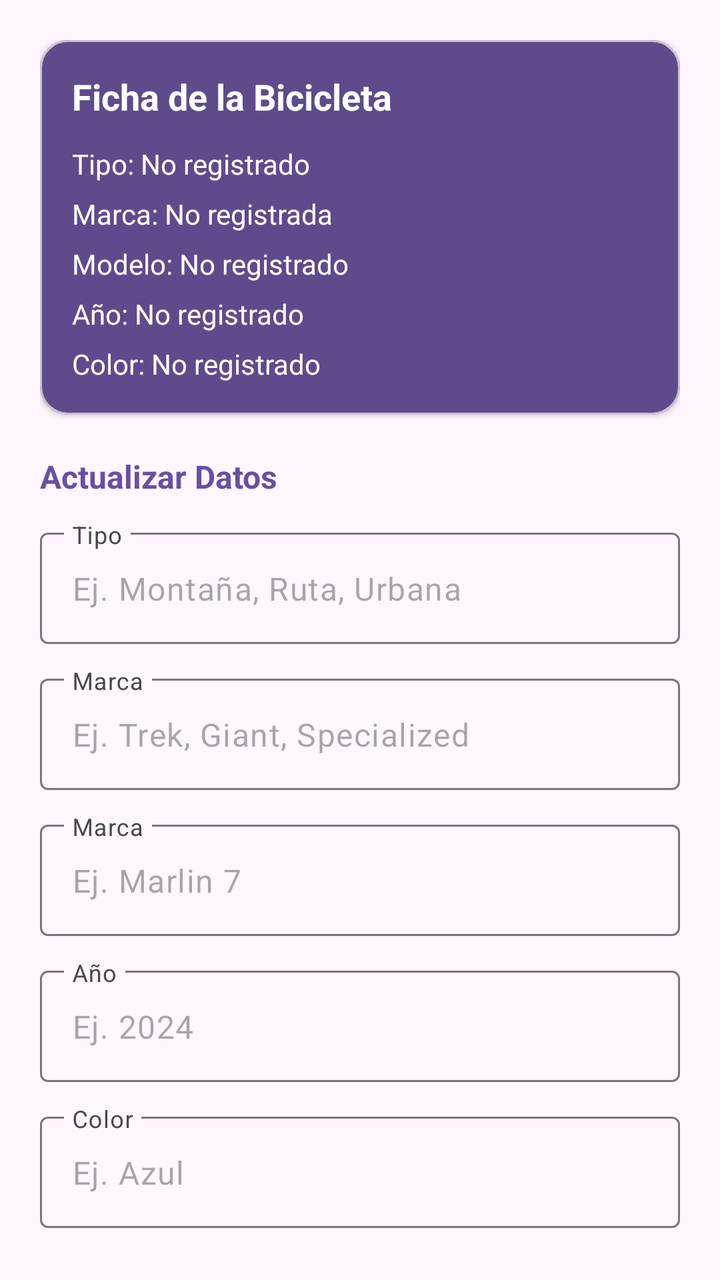
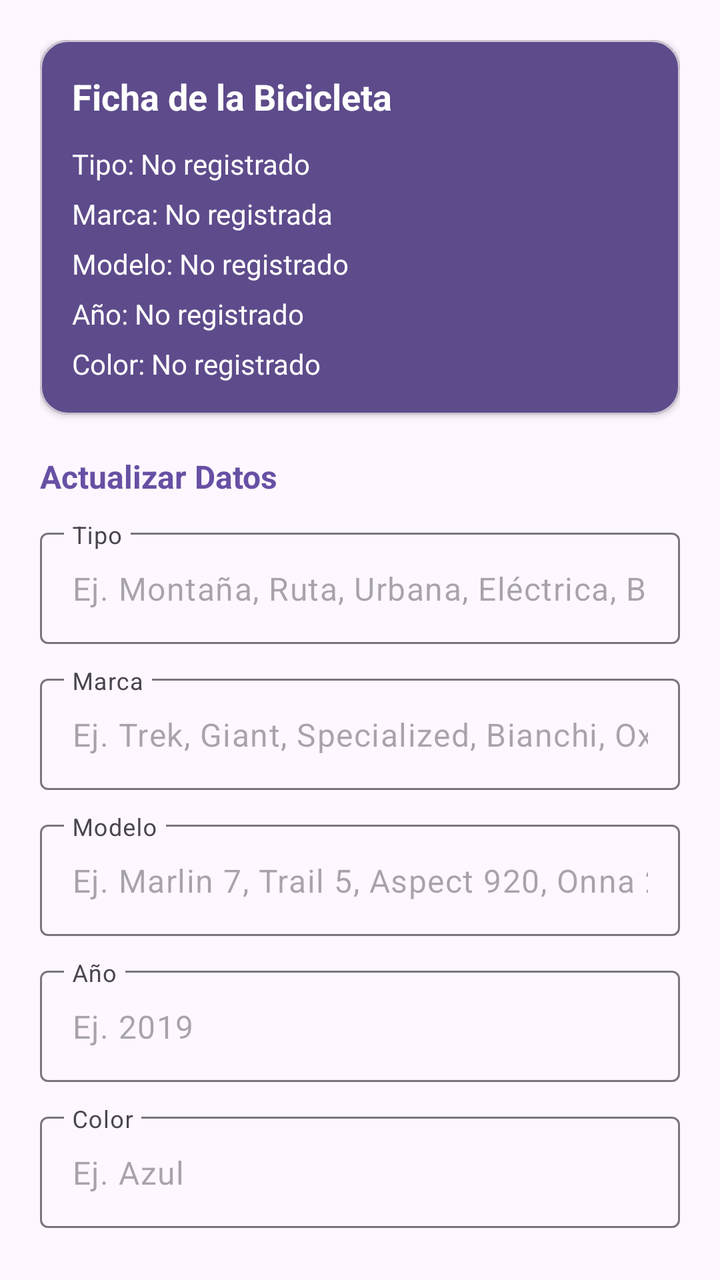

Before-and-after screenshots of an Android layout around one commit, followed by the original layout XML and the change that was made.
<!-- AndroidManifest.xml: application theme Theme.BikeLight -->
<!-- res/layout/fragment_bicicleta.xml -->
<?xml version="1.0" encoding="utf-8"?>
<androidx.core.widget.NestedScrollView
    xmlns:android="http://schemas.android.com/apk/res/android"
    xmlns:app="http://schemas.android.com/apk/res-auto"
    android:layout_width="match_parent"
    android:layout_height="match_parent"
    android:fillViewport="true"
    android:clipToPadding="false"
    android:padding="20dp">

    <LinearLayout
        android:layout_width="match_parent"
        android:layout_height="wrap_content"
        android:orientation="vertical">

        <com.google.android.material.card.MaterialCardView
            android:id="@+id/cardFichaBicicleta"
            android:layout_width="match_parent"
            android:layout_height="wrap_content"
            android:layout_marginBottom="20dp"
            app:cardCornerRadius="14dp"
            app:cardElevation="2dp"
            app:cardBackgroundColor="@color/bikelight_card" >

            <LinearLayout
                android:layout_width="match_parent"
                android:layout_height="wrap_content"
                android:orientation="vertical"
                android:padding="16dp">

                <TextView
                    android:layout_width="wrap_content"
                    android:layout_height="wrap_content"
                    android:text="Ficha de la Bicicleta"
                    android:textSize="18sp"
                    android:textStyle="bold"
                    android:textColor="@color/white"
                    android:layout_marginBottom="12dp" />

                <TextView
                    android:id="@+id/tvDisplayTipo"
                    android:layout_width="wrap_content"
                    android:layout_height="wrap_content"
                    android:text="Tipo: No registrado"
                    android:textColor="@color/white"
                    android:layout_marginBottom="6dp" />

                <TextView
                    android:id="@+id/tvDisplayMarca"
                    android:layout_width="wrap_content"
                    android:layout_height="wrap_content"
                    android:text="Marca: No registrada"
                    android:textColor="@color/white"
                    android:layout_marginBottom="6dp" />

                <TextView
                    android:id="@+id/tvDisplayModelo"
                    android:layout_width="wrap_content"
                    android:layout_height="wrap_content"
                    android:text="Modelo: No registrado"
                    android:textColor="@color/white"
                    android:layout_marginBottom="6dp" />

                <TextView
                    android:id="@+id/tvDisplayAno"
                    android:layout_width="wrap_content"
                    android:layout_height="wrap_content"
                    android:text="Año: No registrado"
                    android:textColor="@color/white"
                    android:layout_marginBottom="6dp" />

                <TextView
                    android:id="@+id/tvDisplayColor"
                    android:layout_width="wrap_content"
                    android:layout_height="wrap_content"
                    android:text="Color: No registrado"
                    android:textColor="@color/white" />
            </LinearLayout>
        </com.google.android.material.card.MaterialCardView>

        <TextView
            android:layout_width="wrap_content"
            android:layout_height="wrap_content"
            android:text="Actualizar Datos"
            android:textStyle="bold"
            android:textSize="16sp"
            android:textColor="@color/bikelight_primary"
            android:layout_marginBottom="12dp" />

        <com.google.android.material.textfield.TextInputLayout
            android:id="@+id/tilBikeTipo"
            android:layout_width="match_parent"
            android:layout_height="wrap_content"
            android:layout_marginBottom="12dp"
            android:hint="Tipo"
            app:expandedHintEnabled="false">

            <com.google.android.material.textfield.TextInputEditText
                android:id="@+id/etBikeTipo"
                android:layout_width="match_parent"
                android:layout_height="wrap_content"
                android:hint="Ej. Montaña, Ruta, Urbana"
                android:inputType="textCapWords" />
        </com.google.android.material.textfield.TextInputLayout>

        <com.google.android.material.textfield.TextInputLayout
            android:id="@+id/tilBikeMarca"
            android:layout_width="match_parent"
            android:layout_height="wrap_content"
            android:layout_marginBottom="12dp"
            android:hint="Marca"
            app:expandedHintEnabled="false">

            <com.google.android.material.textfield.TextInputEditText
                android:id="@+id/etBikeMarca"
                android:layout_width="match_parent"
                android:layout_height="wrap_content"
                android:hint="Ej. Trek, Giant, Specialized"
                android:inputType="textCapWords" />
        </com.google.android.material.textfield.TextInputLayout>

        <com.google.android.material.textfield.TextInputLayout
            android:id="@+id/tilBikeModelo"
            android:layout_width="match_parent"
            android:layout_height="wrap_content"
            android:layout_marginBottom="12dp"
            android:hint="Marca"
            app:expandedHintEnabled="false">

            <com.google.android.material.textfield.TextInputEditText
                android:id="@+id/etBikeModelo"
                android:layout_width="match_parent"
                android:layout_height="wrap_content"
                android:hint="Ej. Marlin 7"
                android:inputType="textCapWords" />
        </com.google.android.material.textfield.TextInputLayout>

        <com.google.android.material.textfield.TextInputLayout
            android:id="@+id/tilBikeAno"
            android:layout_width="match_parent"
            android:layout_height="wrap_content"
            android:layout_marginBottom="12dp"
            android:hint="Año"
            app:expandedHintEnabled="false">

            <com.google.android.material.textfield.TextInputEditText
                android:id="@+id/etBikeAno"
                android:layout_width="match_parent"
                android:layout_height="wrap_content"
                android:hint="Ej. 2024"
                android:inputType="textCapWords" />
        </com.google.android.material.textfield.TextInputLayout>

        <com.google.android.material.textfield.TextInputLayout
            android:id="@+id/tilBikeColor"
            android:layout_width="match_parent"
            android:layout_height="wrap_content"
            android:layout_marginBottom="12dp"
            android:hint="Color"
            app:expandedHintEnabled="false">

            <com.google.android.material.textfield.TextInputEditText
                android:id="@+id/etBikeColor"
                android:layout_width="match_parent"
                android:layout_height="wrap_content"
                android:hint="Ej. Azul"
                android:inputType="textCapWords" />
        </com.google.android.material.textfield.TextInputLayout>

        <com.google.android.material.button.MaterialButton
            android:id="@+id/btnGuardarBici"
            android:layout_width="match_parent"
            android:layout_height="56dp"
            android:layout_marginTop="12dp"
            app:backgroundTint="@color/bikelight_card"
            android:text="Guardar"
            android:textAllCaps="false"
            android:textColor="@color/white"
            android:textSize="16sp"
            android:textStyle="bold"
            app:cornerRadius="12dp"  />
    </LinearLayout>
</androidx.core.widget.NestedScrollView>
<!-- resources referenced by this layout -->
<resources>
  <color name="bikelight_card">#5E4B8B</color>
  <color name="bikelight_primary">#6750A4</color>
  <color name="white">#FFFFFF</color>
  <style name="Theme.BikeLight" parent="Base.Theme.BikeLight" />
  <style name="Base.Theme.BikeLight" parent="Theme.Material3.DayNight.NoActionBar">
          
          
      </style>
</resources>

<!-- the commit's change to res/layout/fragment_bicicleta.xml (unified diff, before → after) -->
@@ -99,7 +99,7 @@
                 android:id="@+id/etBikeTipo"
                 android:layout_width="match_parent"
                 android:layout_height="wrap_content"
-                android:hint="Ej. Montaña, Ruta, Urbana"
+                android:hint="Ej. Montaña, Ruta, Urbana, Eléctrica, BMX"
                 android:inputType="textCapWords" />
         </com.google.android.material.textfield.TextInputLayout>
 
@@ -115,7 +115,7 @@
                 android:id="@+id/etBikeMarca"
                 android:layout_width="match_parent"
                 android:layout_height="wrap_content"
-                android:hint="Ej. Trek, Giant, Specialized"
+                android:hint="Ej. Trek, Giant, Specialized, Bianchi, Oxford"
                 android:inputType="textCapWords" />
         </com.google.android.material.textfield.TextInputLayout>
 
@@ -124,14 +124,14 @@
             android:layout_width="match_parent"
             android:layout_height="wrap_content"
             android:layout_marginBottom="12dp"
-            android:hint="Marca"
+            android:hint="Modelo"
             app:expandedHintEnabled="false">
 
             <com.google.android.material.textfield.TextInputEditText
                 android:id="@+id/etBikeModelo"
                 android:layout_width="match_parent"
                 android:layout_height="wrap_content"
-                android:hint="Ej. Marlin 7"
+                android:hint="Ej. Marlin 7, Trail 5, Aspect 920, Onna 20"
                 android:inputType="textCapWords" />
         </com.google.android.material.textfield.TextInputLayout>
 
@@ -147,7 +147,7 @@
                 android:id="@+id/etBikeAno"
                 android:layout_width="match_parent"
                 android:layout_height="wrap_content"
-                android:hint="Ej. 2024"
+                android:hint="Ej. 2019"
                 android:inputType="textCapWords" />
         </com.google.android.material.textfield.TextInputLayout>
 
